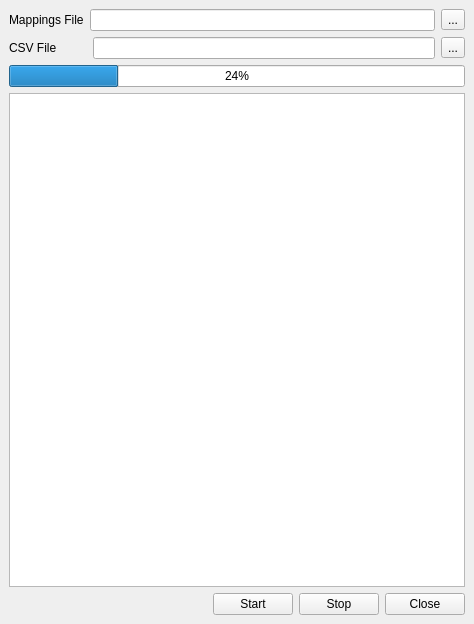
Above: ui/main.ui from iceanimations/createShots before the change. Below: the same form after it.
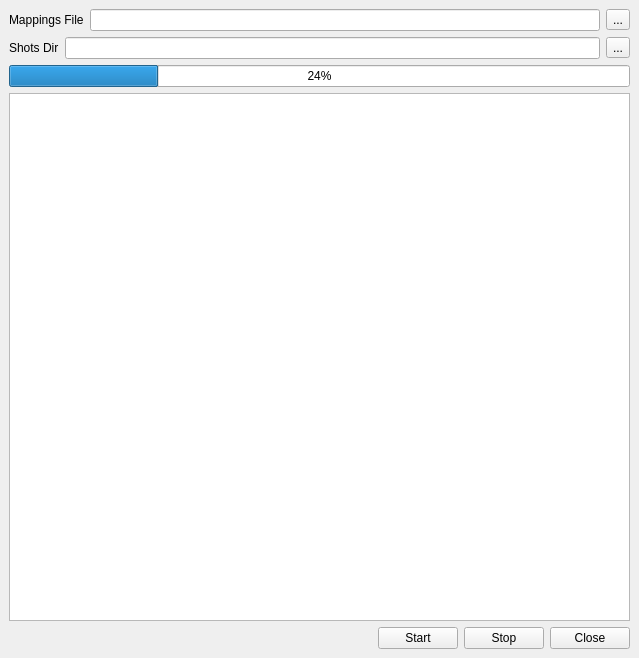
That is the form after the change.

Diff of the .ui file:
```diff
--- a/ui/main.ui
+++ b/ui/main.ui
@@ -6,8 +6,8 @@
    <rect>
     <x>0</x>
     <y>0</y>
-    <width>474</width>
-    <height>624</height>
+    <width>639</width>
+    <height>658</height>
    </rect>
   </property>
   <property name="windowTitle">
@@ -41,7 +41,7 @@
       <item>
        <widget class="QLabel" name="label_2">
         <property name="text">
-         <string>CSV File         </string>
+         <string>Shots Dir</string>
         </property>
        </widget>
       </item>
```
Left out of the diff: 6 changed lines with no effect on the pictures.
